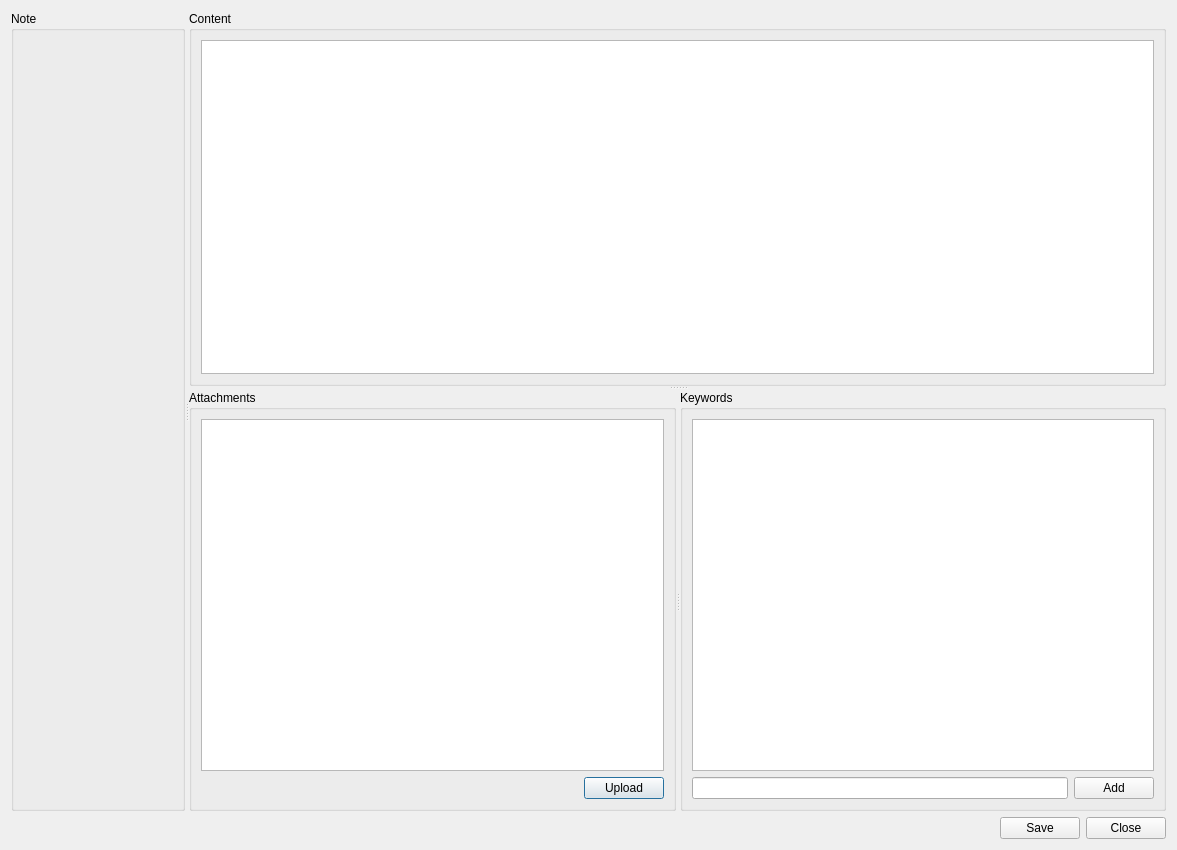
First picture: the form in jezen/editor.ui, repository HazenBabcock/APyEC, before the edit.
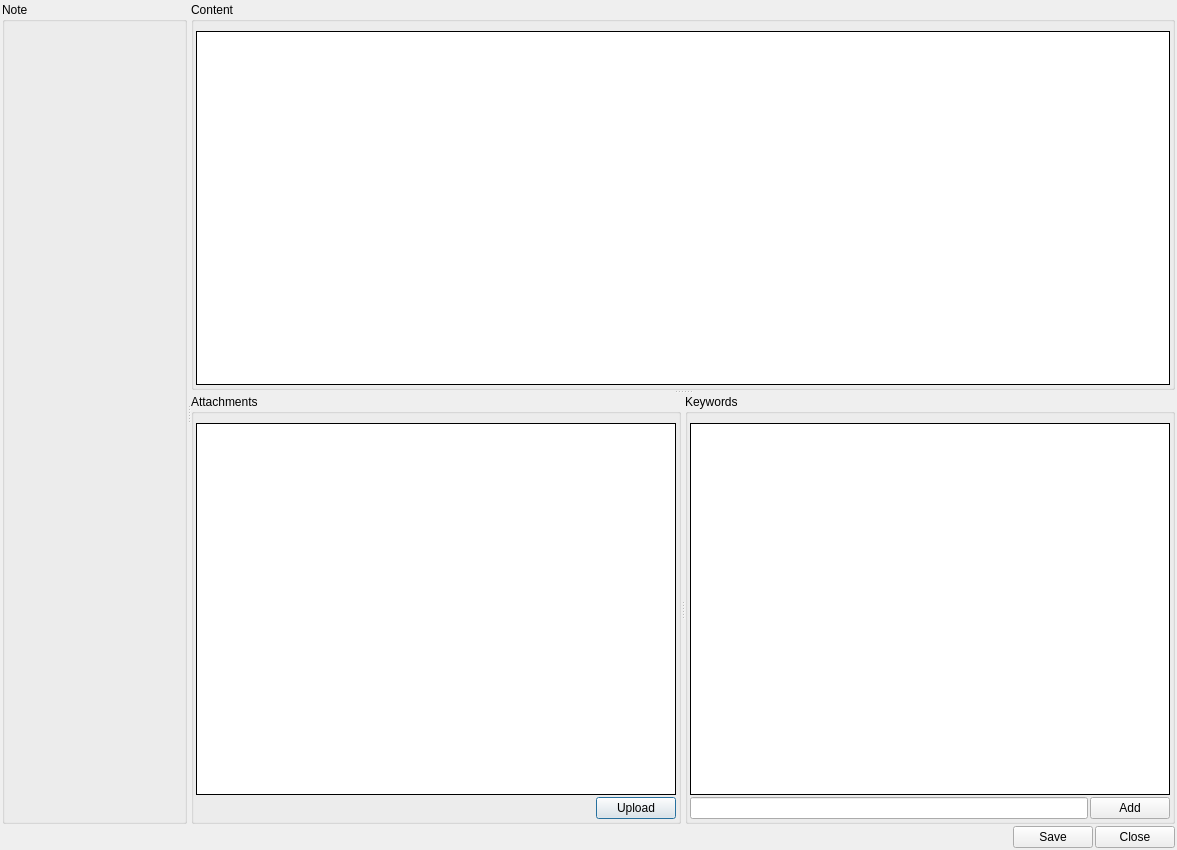
Second picture: the form after the edit. Custom widgets are drawn as their Qt base class.

Commit message: Reduce layout margins. Change list view frames.

What changed in the file:
```diff
--- a/jezen/editor.ui
+++ b/jezen/editor.ui
@@ -14,6 +14,12 @@
    <string>Jezen Note Editor</string>
   </property>
   <layout class="QVBoxLayout" name="verticalLayout_2">
+   <property name="spacing">
+    <number>2</number>
+   </property>
+   <property name="margin">
+    <number>2</number>
+   </property>
    <item>
     <widget class="QSplitter" name="viewEditSplitter">
      <property name="orientation">
@@ -45,6 +51,18 @@
         <string>Content</string>
        </property>
        <layout class="QVBoxLayout" name="verticalLayout_5">
+        <property name="spacing">
+         <number>2</number>
+        </property>
+        <property name="leftMargin">
+         <number>2</number>
+        </property>
+        <property name="rightMargin">
+         <number>2</number>
+        </property>
+        <property name="bottomMargin">
+         <number>2</number>
+        </property>
         <item>
          <widget class="QTextEdit" name="noteTextEdit">
           <property name="sizePolicy">
@@ -53,6 +71,12 @@
             <verstretch>0</verstretch>
            </sizepolicy>
           </property>
+          <property name="frameShape">
+           <enum>QFrame::Box</enum>
+          </property>
+          <property name="frameShadow">
+           <enum>QFrame::Plain</enum>
+          </property>
          </widget>
         </item>
        </layout>
@@ -72,6 +96,18 @@
          <string>Attachments</string>
         </property>
         <layout class="QVBoxLayout" name="verticalLayout_4">
+         <property name="spacing">
+          <number>2</number>
+         </property>
+         <property name="leftMargin">
+          <number>2</number>
+         </property>
+         <property name="rightMargin">
+          <number>2</number>
+         </property>
+         <property name="bottomMargin">
+          <number>2</number>
+         </property>
          <item>
           <widget class="AttachmentsMVC" name="attachmentsMVC">
            <property name="sizePolicy">
@@ -80,6 +116,12 @@
              <verstretch>0</verstretch>
             </sizepolicy>
            </property>
+           <property name="frameShape">
+            <enum>QFrame::Box</enum>
+           </property>
+           <property name="frameShadow">
+            <enum>QFrame::Plain</enum>
+           </property>
           </widget>
          </item>
          <item>
@@ -125,6 +167,18 @@
          <string>Keywords</string>
         </property>
         <layout class="QVBoxLayout" name="verticalLayout">
+         <property name="spacing">
+          <number>2</number>
+         </property>
+         <property name="leftMargin">
+          <number>2</number>
+         </property>
+         <property name="rightMargin">
+          <number>2</number>
+         </property>
+         <property name="bottomMargin">
+          <number>2</number>
+         </property>
          <item>
           <widget class="KeywordEditorMVC" name="keywordEditorMVC">
            <property name="sizePolicy">
@@ -133,6 +187,12 @@
              <verstretch>0</verstretch>
             </sizepolicy>
            </property>
+           <property name="frameShape">
+            <enum>QFrame::Box</enum>
+           </property>
+           <property name="frameShadow">
+            <enum>QFrame::Plain</enum>
+           </property>
           </widget>
          </item>
          <item>
```
The commit also changes 3 other files.
